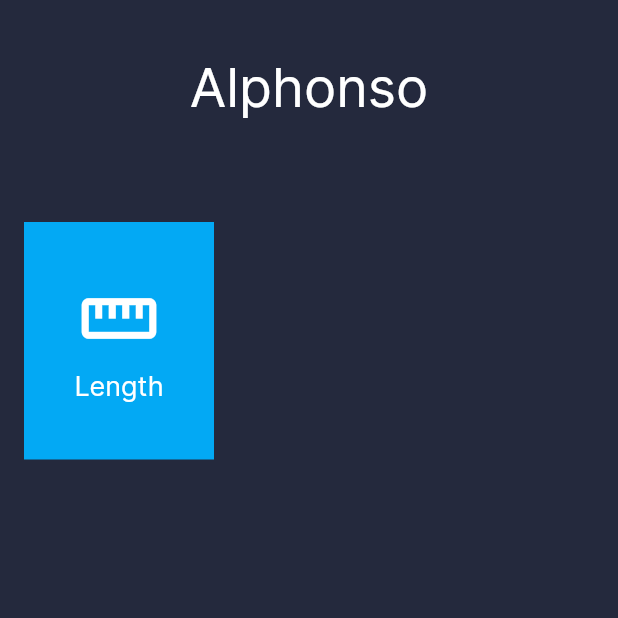
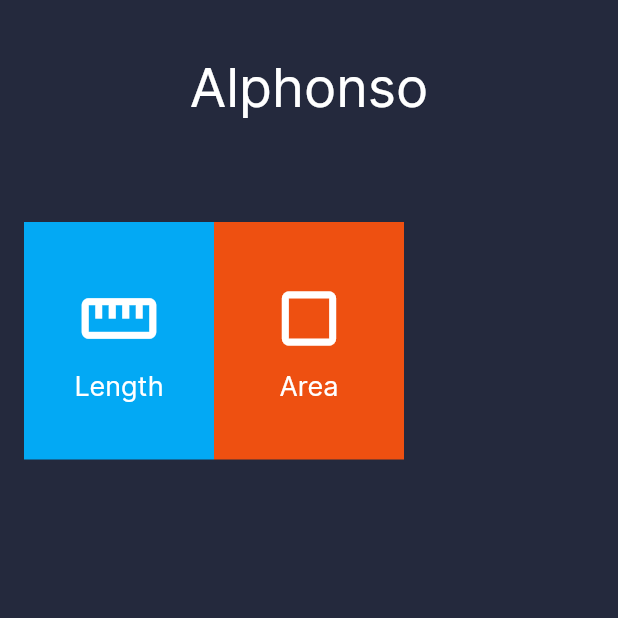
Before and after one commit to toogoodyshoes/alphonso, a Flutter app: the screen it shows after launch, on a phone screen of 412 x 824 dp, the top half of it. Run offline on Flutter 3.47's test engine with Material 2 defaults, Android fonts, the phone set to English and light mode, and no system bars; our stand-ins replace isar; accounts and stored records are empty; generated files the repository leaves out were written again.

Commit message:
Feature
1. Added support for area conversion.

```diff
--- a/lib/src/converter/presentation/home_screen.dart
+++ b/lib/src/converter/presentation/home_screen.dart
@@ -133,4 +133,40 @@ const unitCategories = <UnitCategory>[
     ),
     defaultToValue: 1000,
   ),
+  Area(
+    label: 'Area',
+    theme: UnitTheme(
+      icon: Icons.crop_square,
+      lightShade: Color(0xFFEE5011),
+      darkShade: Color(0xFFDD4A0F),
+    ),
+    defaultFrom: Unit(
+      name: 'square yard',
+      conversionFactors: {
+        'square kilometer': 0.00000083613,
+        'square meter': 0.83613,
+        'square mile': 0.000000032283,
+        'square yard': 1,
+        'square foot': 9,
+        'square inch': 1296,
+        'hectare': 0.000083613,
+        'acre': 0.0002066,
+      },
+    ),
+    defaultFromValue: 1,
+    defaultTo: Unit(
+      name: 'square foot',
+      conversionFactors: {
+        'square kilometer': 0.000000092903,
+        'square meter': 0.092903,
+        'square mile': 0.00000003587,
+        'square yard': 0.111111,
+        'square foot': 1,
+        'square inch': 144,
+        'hectare': 0.0000092903,
+        'acre': 0.000022957,
+      },
+    ),
+    defaultToValue: 1000,
+  ),
 ];
```
Also changed, not shown: lib/src/converter/domain/unit_category.dart (+126 -0 lines).
